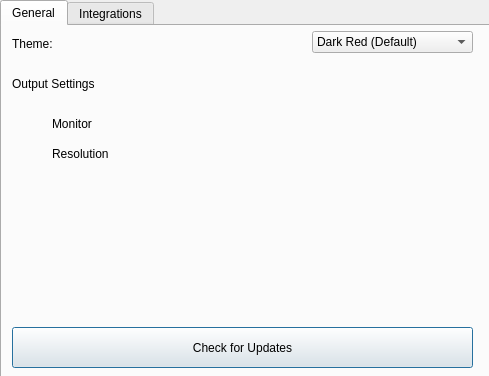
This is screens/settings.ui in maximoospital/LightVJ as Qt 5 draws it before an edit. The edited form follows.
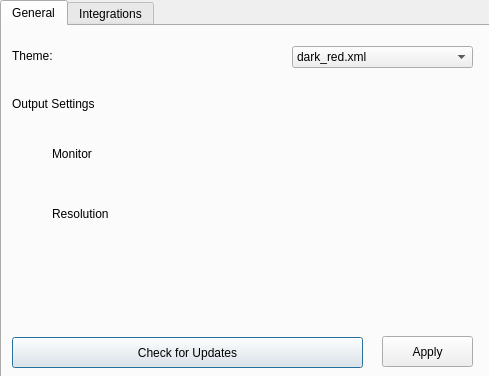
This is the edited form.

Commit message: settings in registry

What changed in the file:
```diff
--- a/screens/settings.ui
+++ b/screens/settings.ui
@@ -77,15 +77,15 @@
     <widget class="QComboBox" name="comboBox">
      <property name="geometry">
       <rect>
-       <x>310</x>
-       <y>5</y>
-       <width>161</width>
+       <x>290</x>
+       <y>20</y>
+       <width>181</width>
        <height>22</height>
       </rect>
      </property>
      <item>
       <property name="text">
-       <string>Dark Red (Default)</string>
+       <string>dark_red.xml</string>
       </property>
      </item>
      <item>
@@ -218,7 +218,7 @@
      <property name="geometry">
       <rect>
        <x>10</x>
-       <y>10</y>
+       <y>22</y>
        <width>71</width>
        <height>16</height>
       </rect>
@@ -231,9 +231,9 @@
      <property name="geometry">
       <rect>
        <x>10</x>
-       <y>301</y>
-       <width>461</width>
-       <height>41</height>
+       <y>311</y>
+       <width>351</width>
+       <height>31</height>
       </rect>
      </property>
      <property name="text">
@@ -244,7 +244,7 @@
      <property name="geometry">
       <rect>
        <x>10</x>
-       <y>50</y>
+       <y>70</y>
        <width>101</width>
        <height>16</height>
       </rect>
@@ -257,7 +257,7 @@
      <property name="geometry">
       <rect>
        <x>50</x>
-       <y>90</y>
+       <y>120</y>
        <width>101</width>
        <height>16</height>
       </rect>
@@ -270,7 +270,7 @@
      <property name="geometry">
       <rect>
        <x>50</x>
-       <y>120</y>
+       <y>180</y>
        <width>101</width>
        <height>16</height>
       </rect>
@@ -279,6 +279,19 @@
       <string>Resolution</string>
      </property>
     </widget>
+    <widget class="QPushButton" name="pushButton_2">
+     <property name="geometry">
+      <rect>
+       <x>380</x>
+       <y>310</y>
+       <width>91</width>
+       <height>31</height>
+      </rect>
+     </property>
+     <property name="text">
+      <string>Apply</string>
+     </property>
+    </widget>
    </widget>
    <widget class="QWidget" name="tab_3">
     <attribute name="title">
```
Left out of the diff: 50 changed lines with no effect on the pictures. The commit also changes 2 other files.
